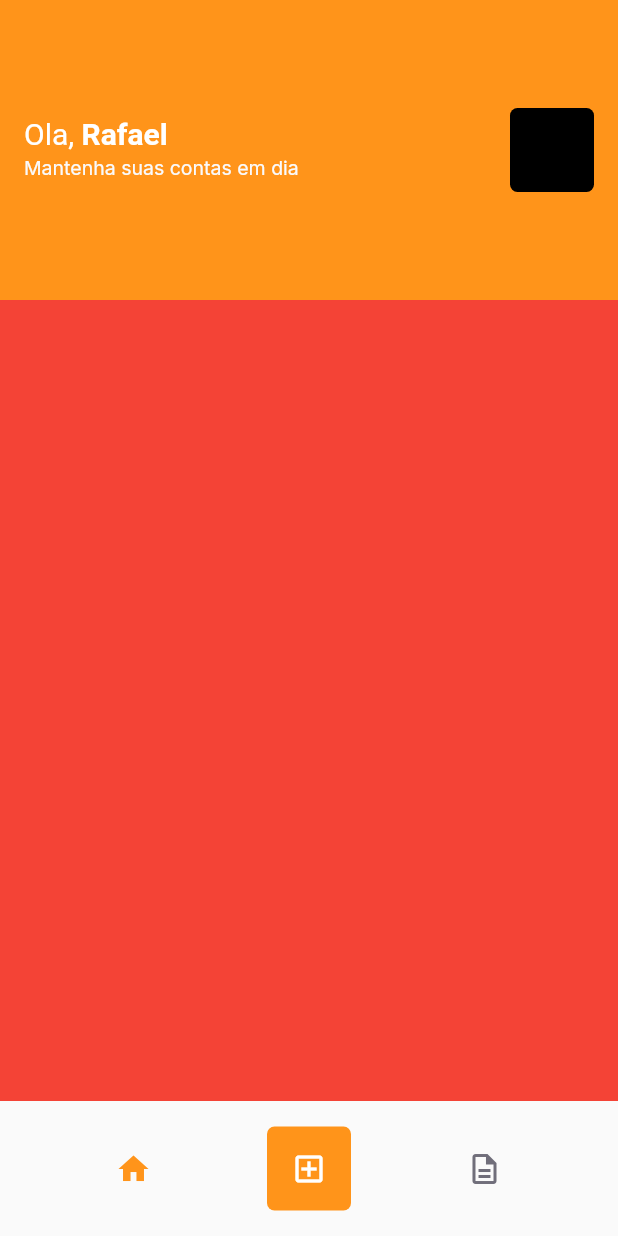
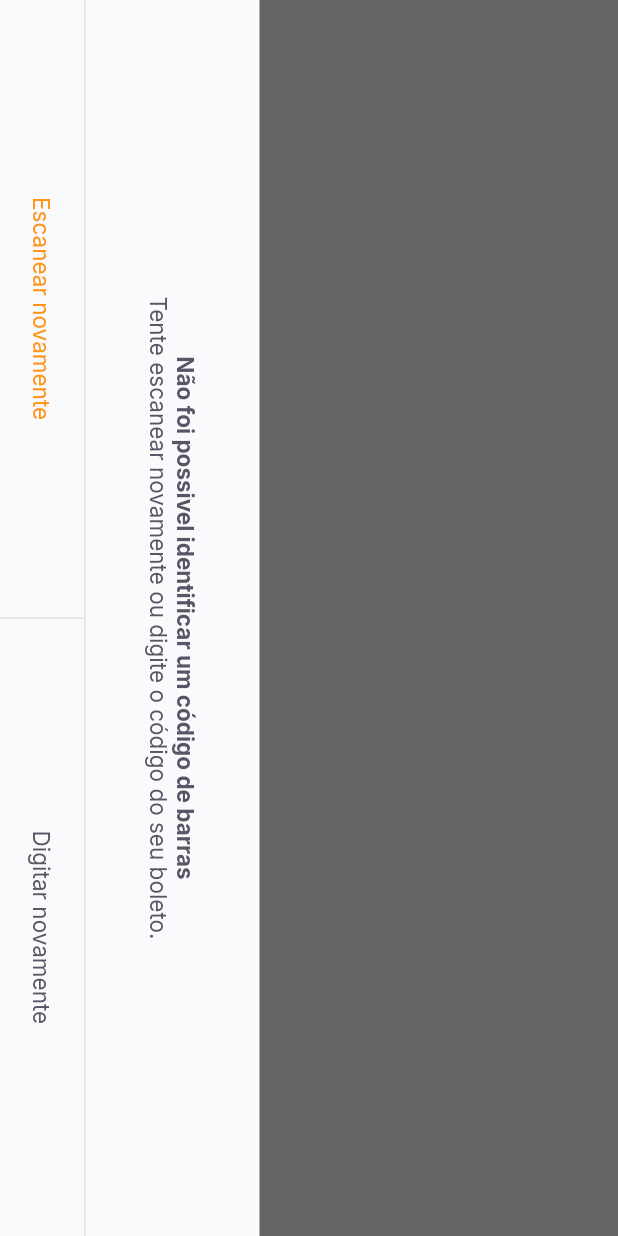
Before and after one commit to raffevald/pay-flow, a Flutter app: the HomePage screen opened by its route, after a tap on the "add box" icon, on a phone screen of 412 x 824 dp. Run offline on Flutter 3.47's test engine with Material 2 defaults, Android fonts, the phone set to English and light mode, and no system bars; our stand-ins replace firebase_core, google_fonts, google_sign_in, shared_preferences; accounts and stored records are empty.

Commit message:
Criação do BARCODE SCANNER PAGE e criação dos WIDGET - BOTTOM_SHEET, DIVIDER_VERTICAL, LABEL_BUTTONS e SET_LABEL_BUTTONS

```diff
--- a/lib/app_widger.dart
+++ b/lib/app_widger.dart
@@ -1,7 +1,9 @@
 import 'package:flutter/material.dart';
+import 'package:pay_flow/modules/barcode_scacanner/barcode_scanner_page.dart';
 import 'package:pay_flow/modules/home/home_page.dart';
 import 'package:pay_flow/modules/splash/splash_page.dart';
 import 'modules/login/login_page.dart';
+// import 'shared/models/user_model.dart';
 import 'shared/themes/appcolors.dart';
 
 class AppWidget extends StatelessWidget {
@@ -12,14 +14,18 @@ class AppWidget extends StatelessWidget {
     return MaterialApp(
       title: 'PayFlow',
       theme: ThemeData(
+        primarySwatch: Colors.orange,
         primaryColor: AppColors.primary,
       ),
       // home: LoginPage(),
       initialRoute: "/splash",
       routes: {
-        "/splash": ((context) => const SplashPage()),
-        "/home": ((context) => const HomePage()),
-        "/login": ((context) => LoginPage())
+        "/splash": ((context) => SplashPage()),
+        "/home": ((context) => HomePage()),
+        // "/home": (context) => HomePage(
+        //     user: ModalRoute.of(context)!.settings.arguments as UserModel),
+        "/login": ((context) => LoginPage()),
+        "barcodeScanner": ((context) => BarcadodeScannerPage()),
       },
     );
   }
--- /dev/null
+++ b/lib/modules/barcode_scacanner/barcode_scanner_page.dart
@@ -0,0 +1,78 @@
+import 'package:flutter/material.dart';
+import 'package:pay_flow/shared/themes/app_text_styles.dart';
+// import 'package:pay_flow/shared/widget/dividar_vertical/dividar_vertical_widget.dart';
+import 'package:pay_flow/shared/widget/set_label_buttons/set_label_buttons.dart';
+
+import '../../shared/widget/bttom_sheet/bottom_sheet_widget.dart';
+// import 'package:pay_flow/shared/themes/appcolors.dart';
+// import '../../shared/widget/label_button/label_button.dart';
+
+class BarcadodeScannerPage extends StatefulWidget {
+  BarcadodeScannerPage({Key? key}) : super(key: key);
+
+  @override
+  State<BarcadodeScannerPage> createState() => _BarcadodeScannerPageState();
+}
+
+class _BarcadodeScannerPageState extends State<BarcadodeScannerPage> {
+  @override
+  Widget build(BuildContext context) {
+    return BottomSheetWidget(
+      title: "Não foi possivel identificar um código de barras",
+      subtitle: "Tente escanear novamente ou digite o código do seu boleto.",
+      primaryLabel: "Escanear novamente",
+      primaryOnPressed: () {},
+      secondaryLabel: "Digitar novamente",
+      secondaryOnPressed: () {},
+    );
+    return SafeArea(
+      top: true,
+      bottom: true,
+      left: true,
+      right: true,
+      child: RotatedBox(
+        quarterTurns: 1,
+        child: Scaffold(
+          appBar: AppBar(
+            backgroundColor: Colors.black,
+            title: Center(
+              child: Text(
+                "Escaneie o códico de barras do boleto",
+                style: TextStyles.buttonBackground,
+              ),
+            ),
+            // leading: BackButton(
+            //   color: AppColors.background,
+            // ),
+          ),
+          body: Column(
+            children: [
+              Expanded(
+                child: Container(
+                  color: Colors.black.withOpacity(0.6),
+                ),
+              ),
+              Expanded(
+                flex: 2,
+                child: Container(
+                  color: Colors.transparent,
+                ),
+              ),
+              Expanded(
+                child: Container(
+                  color: Colors.black.withOpacity(0.6),
+                ),
+              ),
+            ],
+          ),
+          bottomNavigationBar: SetLabelButtons(
+            primaryLabel: "Inserir código do boleto",
+            primaryOnPressed: () {},
+            secondaryLabel: "Adicionar da galeria",
+            secondaryOnPressed: () {},
+          ),
+        ),
+      ),
+    );
+  }
+}
--- a/lib/modules/home/home_page.dart
+++ b/lib/modules/home/home_page.dart
@@ -1,9 +1,12 @@
 import 'package:flutter/material.dart';
 import 'package:pay_flow/modules/home/home_controller.dart';
+// import 'package:pay_flow/shared/models/user_model.dart';
 import 'package:pay_flow/shared/themes/app_text_styles.dart';
 import 'package:pay_flow/shared/themes/appcolors.dart';
 
 class HomePage extends StatefulWidget {
+  // final UserModel user;
+  // const HomePage({Key? key, required this.user}) : super(key: key);
   const HomePage({Key? key}) : super(key: key);
 
   @override
@@ -12,6 +15,7 @@ class HomePage extends StatefulWidget {
 
 class _HomePageState extends State<HomePage> {
   final homeConroller = HomeController();
+
   final pages = [
     Container(
       color: Colors.red,
@@ -38,6 +42,7 @@ class _HomePageState extends State<HomePage> {
                   children: [
                     TextSpan(
                       text: "Rafael",
+                      // text: widget.user.name,
                       style: TextStyles.titleBoldBackground,
                     ),
                   ],
@@ -76,7 +81,7 @@ class _HomePageState extends State<HomePage> {
             ),
             GestureDetector(
               onTap: () {
-                print("Clicou");
+                Navigator.pushNamed(context, "barcodeScanner");
               },
               child: Container(
                 width: 56,
--- /dev/null
+++ b/lib/shared/widget/bttom_sheet/bottom_sheet_widget.dart
@@ -0,0 +1,81 @@
+// import 'package:flutter/material.dart';
+import 'package:flutter/material.dart';
+import 'package:pay_flow/shared/themes/app_text_styles.dart';
+import 'package:pay_flow/shared/themes/appcolors.dart';
+import 'package:pay_flow/shared/widget/set_label_buttons/set_label_buttons.dart';
+
+class BottomSheetWidget extends StatelessWidget {
+  final String primaryLabel;
+  final VoidCallback primaryOnPressed;
+
+  final String secondaryLabel;
+  final VoidCallback secondaryOnPressed;
+
+  final String title;
+  final String subtitle;
+
+  const BottomSheetWidget(
+      {Key? key,
+      required this.primaryLabel,
+      required this.primaryOnPressed,
+      required this.secondaryLabel,
+      required this.secondaryOnPressed,
+      required this.title,
+      required this.subtitle})
+      : super(key: key);
+
+  @override
+  Widget build(BuildContext context) {
+    return SafeArea(
+      child: RotatedBox(
+        quarterTurns: 1,
+        child: Material(
+          child: Container(
+            color: AppColors.shape,
+            child: Column(
+              children: [
+                Expanded(
+                  child: Container(
+                    color: Colors.black.withOpacity(0.6),
+                  ),
+                ),
+                Column(
+                  children: [
+                    Center(
+                      child: Padding(
+                        padding: const EdgeInsets.all(40),
+                        child: Text.rich(
+                          TextSpan(
+                            text: title,
+                            style: TextStyles.buttonBoldHeading,
+                            children: [
+                              TextSpan(
+                                  text: "\n$subtitle",
+                                  style: TextStyles.buttonHeading),
+                            ],
+                          ),
+                          textAlign: TextAlign.center,
+                        ),
+                      ),
+                    ),
+                    Container(
+                      height: 1,
+                      color: AppColors.stroke,
+                    ),
+                    SetLabelButtons(
+                      enablePrymaryColor: true,
+                      primaryLabel: primaryLabel,
+                      primaryOnPressed: primaryOnPressed,
+                      secondaryLabel: secondaryLabel,
+                      secondaryOnPressed: secondaryOnPressed,
+                    ),
+                  ],
+                ),
+              ],
+            ),
+          ),
+        ),
+      ),
+    );
+  }
+}
--- /dev/null
+++ b/lib/shared/widget/dividar_vertical/dividar_vertical_widget.dart
@@ -0,0 +1,15 @@
+import 'package:flutter/material.dart';
+import 'package:pay_flow/shared/themes/appcolors.dart';
+
+class DividerVerticalWidget extends StatelessWidget {
+  const DividerVerticalWidget({Key? key}) : super(key: key);
+
+  @override
+  Widget build(BuildContext context) {
+    return Container(
+      width: 1,
+      height: double.maxFinite,
+      color: AppColors.stroke,
+    );
+  }
+}
--- /dev/null
+++ b/lib/shared/widget/label_button/label_button.dart
@@ -0,0 +1,27 @@
+import 'package:flutter/material.dart';
+import 'package:pay_flow/shared/themes/app_text_styles.dart';
+
+class LabelButton extends StatelessWidget {
+  final String label;
+  final VoidCallback onPressed;
+
+  final TextStyle? style;
+
+  const LabelButton(
+      {Key? key, required this.label, required this.onPressed, this.style})
+      : super(key: key);
+
+  @override
+  Widget build(BuildContext context) {
+    return SizedBox(
+      height: 56,
+      child: TextButton(
+        onPressed: onPressed,
+        child: Text(
+          label,
+          style: style ?? TextStyles.buttonHeading,
+        ),
+      ),
+    );
+  }
+}
--- /dev/null
+++ b/lib/shared/widget/set_label_buttons/set_label_buttons.dart
@@ -0,0 +1,48 @@
+import 'package:flutter/material.dart';
+import 'package:pay_flow/shared/themes/app_text_styles.dart';
+import '../dividar_vertical/dividar_vertical_widget.dart';
+import '../label_button/label_button.dart';
+
+class SetLabelButtons extends StatelessWidget {
+  final String primaryLabel;
+  final VoidCallback primaryOnPressed;
+
+  final String secondaryLabel;
+  final VoidCallback secondaryOnPressed;
+
+  final bool enablePrymaryColor;
+
+  const SetLabelButtons(
+      {Key? key,
+      required this.primaryLabel,
+      required this.primaryOnPressed,
+      required this.secondaryLabel,
+      required this.secondaryOnPressed,
+      this.enablePrymaryColor = false})
+      : super(key: key);
+
+  @override
+  Widget build(BuildContext context) {
+    return SizedBox(
+      height: 56,
+      child: Row(
+        children: [
+          Expanded(
+            child: LabelButton(
+              label: primaryLabel,
+              onPressed: primaryOnPressed,
+              style: enablePrymaryColor ? TextStyles.buttonPrimary : null,
+            ),
+          ),
+          const DividerVerticalWidget(),
+          Expanded(
+            child: LabelButton(
+              label: secondaryLabel,
+              onPressed: secondaryOnPressed,
+            ),
+          ),
+        ],
+      ),
+    );
+  }
+}
--- a/pubspec.yaml
+++ b/pubspec.yaml
@@ -39,6 +39,10 @@ dependencies:
   google_sign_in: ^5.3.3
   google_sign_in_web: ^0.10.1+3
   shared_preferences: ^2.0.15
+
+  google_ml_kit: ^0.11.0
+  camera: ^0.9.8+1
+  image_picker: ^0.8.5+3
 
 dev_dependencies:
   flutter_test:
```
Also changed, not shown: pubspec.lock.
